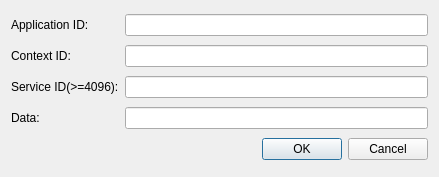
Above: src/injectiondialog.ui from COVESA/dlt-viewer before the change. Below: the same form after it.
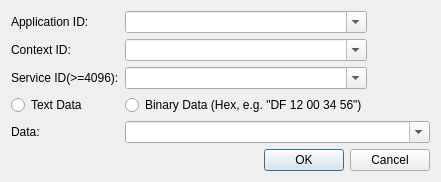
That is the form after the change. Icons and pictures are not drawn.

Commit message: Enhancement of Send Injection Dialog

Diff of the .ui file:
```diff
--- a/src/injectiondialog.ui
+++ b/src/injectiondialog.ui
@@ -6,8 +6,8 @@
    <rect>
     <x>0</x>
     <y>0</y>
-    <width>439</width>
-    <height>177</height>
+    <width>441</width>
+    <height>168</height>
    </rect>
   </property>
   <property name="windowTitle">
@@ -18,6 +18,13 @@
     <normaloff>:/icons/png/face-glasses.png</normaloff>:/icons/png/face-glasses.png</iconset>
   </property>
   <layout class="QGridLayout" name="gridLayout">
+   <item row="3" column="0">
+    <widget class="QRadioButton" name="textRadioButton">
+     <property name="text">
+      <string>Text Data</string>
+     </property>
+    </widget>
+   </item>
    <item row="0" column="0">
     <widget class="QLabel" name="label">
      <property name="text">
@@ -25,10 +32,20 @@
      </property>
     </widget>
    </item>
-   <item row="0" column="1">
-    <widget class="QLineEdit" name="applicationidLineEdit">
-     <property name="maxLength">
-      <number>4</number>
+   <item row="4" column="0">
+    <widget class="QLabel" name="label_4">
+     <property name="text">
+      <string>Data:</string>
+     </property>
+    </widget>
+   </item>
+   <item row="5" column="0" colspan="3">
+    <widget class="QDialogButtonBox" name="buttonBox">
+     <property name="orientation">
+      <enum>Qt::Horizontal</enum>
+     </property>
+     <property name="standardButtons">
+      <set>QDialogButtonBox::Cancel|QDialogButtonBox::Ok</set>
      </property>
     </widget>
    </item>
@@ -39,13 +56,6 @@
      </property>
     </widget>
    </item>
-   <item row="1" column="1">
-    <widget class="QLineEdit" name="contextidLineEdit">
-     <property name="maxLength">
-      <number>4</number>
-     </property>
-    </widget>
-   </item>
    <item row="2" column="0">
     <widget class="QLabel" name="label_3">
      <property name="text">
@@ -53,26 +63,38 @@
      </property>
     </widget>
    </item>
+   <item row="4" column="1" colspan="2">
+    <widget class="QComboBox" name="dataComboBox">
+     <property name="editable">
+      <bool>true</bool>
+     </property>
+    </widget>
+   </item>
+   <item row="0" column="1">
+    <widget class="QComboBox" name="applicationidComboBox">
+     <property name="editable">
+      <bool>true</bool>
+     </property>
+    </widget>
+   </item>
+   <item row="1" column="1">
+    <widget class="QComboBox" name="contextidComboBox">
+     <property name="editable">
+      <bool>true</bool>
+     </property>
+    </widget>
+   </item>
    <item row="2" column="1">
-    <widget class="QLineEdit" name="serviceidLineEdit"/>
-   </item>
-   <item row="3" column="0">
-    <widget class="QLabel" name="label_4">
-     <property name="text">
-      <string>Data:</string>
+    <widget class="QComboBox" name="serviceidComboBox">
+     <property name="editable">
+      <bool>true</bool>
      </property>
     </widget>
    </item>
    <item row="3" column="1">
-    <widget class="QLineEdit" name="dataLineEdit"/>
-   </item>
-   <item row="4" column="0" colspan="2">
-    <widget class="QDialogButtonBox" name="buttonBox">
-     <property name="orientation">
-      <enum>Qt::Horizontal</enum>
-     </property>
-     <property name="standardButtons">
-      <set>QDialogButtonBox::Cancel|QDialogButtonBox::Ok</set>
+    <widget class="QRadioButton" name="binaryRadioButton">
+     <property name="text">
+      <string>Binary Data (Hex, e.g. &quot;DF 12 00 34 56&quot;)</string>
      </property>
     </widget>
    </item>
```
The commit also changes 4 other files.
